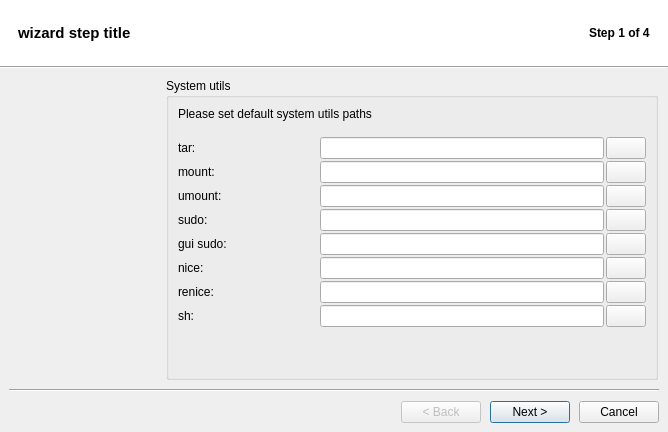
First picture: the form in src/uis/Wizard.ui, repository brezerk/q4wine, before the edit.
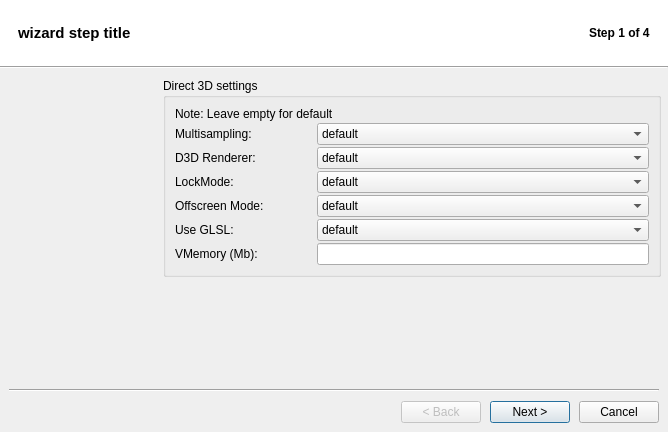
Second picture: the form after the edit. Icons and pictures are not drawn.

What changed in the file:
```diff
--- a/src/uis/Wizard.ui
+++ b/src/uis/Wizard.ui
@@ -837,8 +837,8 @@
                 <string>&lt;!DOCTYPE HTML PUBLIC &quot;-//W3C//DTD HTML 4.0//EN&quot; &quot;http://www.w3.org/TR/REC-html40/strict.dtd&quot;&gt;
 &lt;html&gt;&lt;head&gt;&lt;meta name=&quot;qrichtext&quot; content=&quot;1&quot; /&gt;&lt;style type=&quot;text/css&quot;&gt;
 p, li { white-space: pre-wrap; }
-&lt;/style&gt;&lt;/head&gt;&lt;body style=&quot; font-family:'Fixed [Misc]'; font-size:12pt; font-weight:400; font-style:normal;&quot;&gt;
-&lt;p style=&quot;-qt-paragraph-type:empty; margin-top:0px; margin-bottom:0px; margin-left:0px; margin-right:0px; -qt-block-indent:0; text-indent:0px; font-size:11pt;&quot;&gt;&lt;/p&gt;&lt;/body&gt;&lt;/html&gt;</string>
+&lt;/style&gt;&lt;/head&gt;&lt;body style=&quot; font-family:'Verdana'; font-size:10pt; font-weight:400; font-style:normal;&quot;&gt;
+&lt;p style=&quot;-qt-paragraph-type:empty; margin-top:0px; margin-bottom:0px; margin-left:0px; margin-right:0px; -qt-block-indent:0; text-indent:0px; font-family:'Fixed [Misc]'; font-size:11pt;&quot;&gt;&lt;/p&gt;&lt;/body&gt;&lt;/html&gt;</string>
                </property>
                <property name="textInteractionFlags">
                 <set>Qt::LinksAccessibleByMouse|Qt::TextSelectableByMouse</set>
@@ -2315,7 +2315,7 @@
                    <bool>true</bool>
                   </property>
                   <property name="inputMask">
-                   <string>D999999999; </string>
+                   <string notr="true"/>
                   </property>
                  </widget>
                 </item>
@@ -2754,7 +2754,6 @@
           </item>
          </layout>
         </widget>
-        <zorder>widgetCreateFakeDrive2</zorder>
         <zorder>widgetCreateFakeDrive3</zorder>
         <zorder>widgetCreatePrefix0</zorder>
         <zorder>widgetCreatePrefix1</zorder>
@@ -2766,6 +2765,7 @@
         <zorder>widgetCreateFakeDrive1</zorder>
         <zorder>widgetCreatePrefix2</zorder>
         <zorder>widgetFirstStartup1</zorder>
+        <zorder>widgetCreateFakeDrive2</zorder>
        </widget>
       </item>
       <item row="1" column="0" colspan="2">
```
